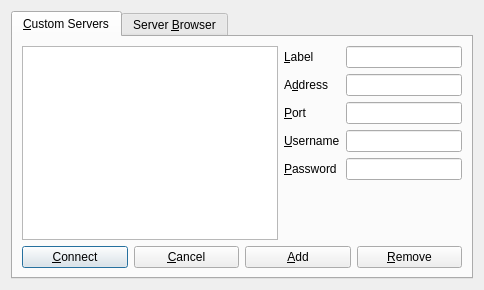
The window that src/mumble/ConnectDialog.ui (mumble-voip/mumble) describes before a commit, drawn with Qt 5.
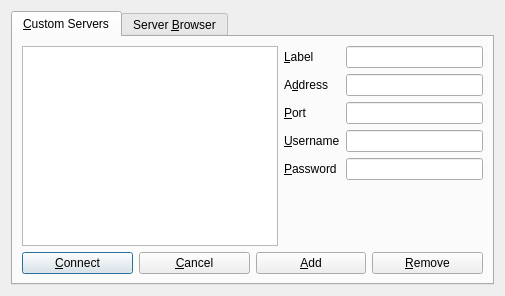
The same window after the commit.

Commit message: Various bugfixes. Updated overlay to only draw on topmost surface. Needs testing.

```diff
--- a/src/mumble/ConnectDialog.ui
+++ b/src/mumble/ConnectDialog.ui
@@ -1,6 +1,14 @@
 <ui version="4.0" >
  <class>ConnectDialog</class>
  <widget class="QDialog" name="ConnectDialog" >
+  <property name="geometry" >
+   <rect>
+    <x>0</x>
+    <y>0</y>
+    <width>505</width>
+    <height>296</height>
+   </rect>
+  </property>
   <property name="windowTitle" >
    <string>Mumble Server Connect</string>
   </property>
```
Left out of the diff: 30 changed lines with no effect on the pictures. The commit also changes 2 other files.
